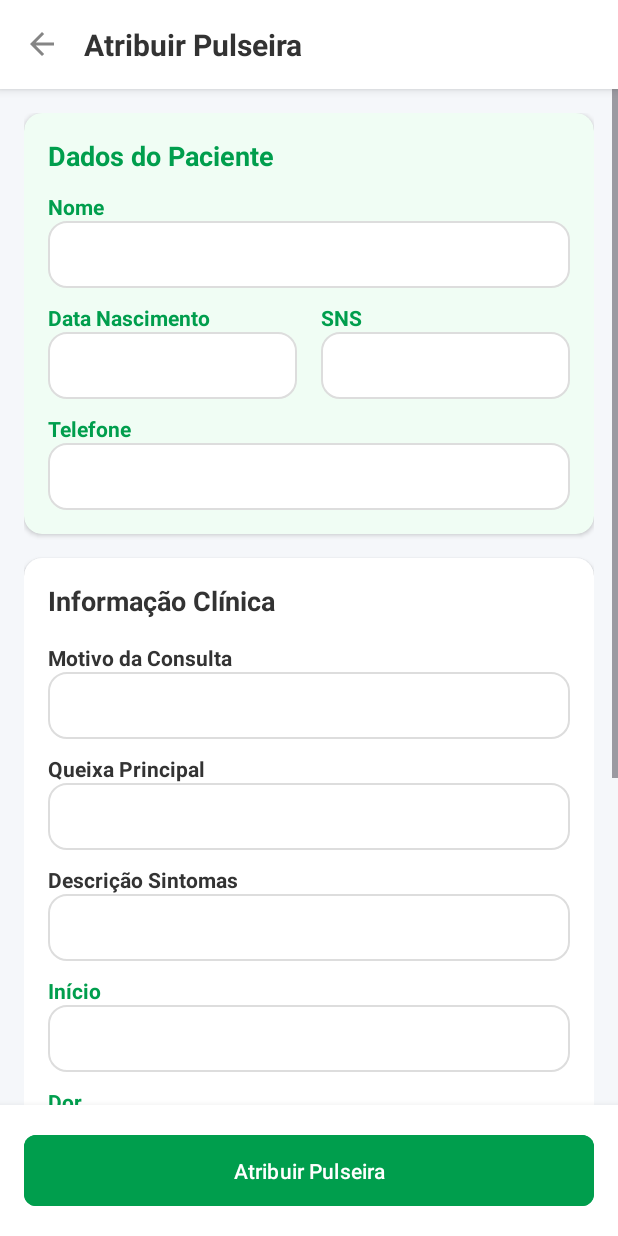
After one commit to Igreja19/EmergencySTS-Mobile, an Android app: the AtribuirPulseiraActivity screen opened directly, with no data from a screen before it, on a phone screen of 412 x 824 dp. The commit adds this screen. Run offline under Robolectric (Android 15) with nearby library versions, the phone set to English and light mode, and no system bars; our stand-ins replace Volley; 1 statement that could not run was skipped.

Commit message:
Atribuir pulseira

```diff
--- a/app/src/main/AndroidManifest.xml
+++ b/app/src/main/AndroidManifest.xml
@@ -14,12 +14,11 @@
         android:supportsRtl="true"
         android:theme="@style/Theme.EmergencySTS"
         android:usesCleartextTraffic="true">
-        <activity
-            android:name=".activities.MostrarPulseiraActivity"
-            android:exported="false" />
         <!-- 🔹 Activities -->
         <activity
             android:name=".activities.PerfilPacienteActivity"
+            android:exported="false" />
+        <activity android:name=".activities.AtribuirPulseiraActivity"
             android:exported="false" />
         <activity
             android:name=".activities.HistoricoActivity"
--- /dev/null
+++ b/app/src/main/java/pt/ipleiria/estg/dei/emergencysts/activities/AtribuirPulseiraActivity.java
@@ -0,0 +1,169 @@
+package pt.ipleiria.estg.dei.emergencysts.activities;
+
+import android.os.Bundle;
+import android.widget.ArrayAdapter;
+import android.widget.Button;
+import android.widget.EditText;
+import android.widget.ImageView;
+import android.widget.Spinner;
+import android.widget.TextView;
+import android.widget.Toast;
+
+import androidx.appcompat.app.AppCompatActivity;
+
+import com.android.volley.Request;
+import com.android.volley.toolbox.JsonObjectRequest;
+import com.android.volley.toolbox.StringRequest;
+
+import org.json.JSONObject;
+
+import java.util.HashMap;
+import java.util.Map;
+
+import pt.ipleiria.estg.dei.emergencysts.R;
+import pt.ipleiria.estg.dei.emergencysts.network.VolleySingleton;
+import pt.ipleiria.estg.dei.emergencysts.utils.SharedPrefManager;
+
+public class AtribuirPulseiraActivity extends AppCompatActivity {
+
+    // Campos da Interface
+    private EditText etNome, etDataNasc, etSNS, etTelefone;
+    private EditText etMotivo, etQueixa, etDescricao, etInicio, etDor, etAlergias, etMedicacao;
+    private Spinner spinnerPrioridade;
+    private Button btnAtribuir;
+    private String pulseiraId;
+
+    @Override
+    protected void onCreate(Bundle savedInstanceState) {
+        super.onCreate(savedInstanceState);
+        setContentView(R.layout.activity_atribuir_pulseira);
+
+        //  Inicializar as Views
+        // Dados Paciente
+        etNome = findViewById(R.id.etNome);
+        etDataNasc = findViewById(R.id.etDataNasc);
+        etSNS = findViewById(R.id.etSNS);
+        etTelefone = findViewById(R.id.etTelefone);
+
+        // Dados Triagem
+        etMotivo = findViewById(R.id.etMotivo);
+        etQueixa = findViewById(R.id.etQueixa);
+        etDescricao = findViewById(R.id.etDescricao);
+        etInicio = findViewById(R.id.etInicio);
+        etDor = findViewById(R.id.etDor);
+        etAlergias = findViewById(R.id.etAlergias);
+        etMedicacao = findViewById(R.id.etMedicacao);
+
+        spinnerPrioridade = findViewById(R.id.spinnerPrioridade);
+        btnAtribuir = findViewById(R.id.btnAtribuir);
+        ImageView btnVoltar = findViewById(R.id.btnVoltar);
+
+        //  Configurar Spinner
+        String[] cores = {"Selecione a Prioridade...", "Vermelho", "Laranja", "Amarelo", "Verde", "Azul"};
+        ArrayAdapter<String> adapter = new ArrayAdapter<>(this, android.R.layout.simple_spinner_dropdown_item, cores);
+        spinnerPrioridade.setAdapter(adapter);
+
+        // Receber ID
+        pulseiraId = getIntent().getStringExtra("pulseira_id");
+        if (pulseiraId == null) {
+            finish();
+            return;
+        }
+
+        carregarDadosTriagem();
+
+        // Listeners
+        btnVoltar.setOnClickListener(v -> finish());
+
+        btnAtribuir.setOnClickListener(v -> {
+            String prioridadeSelecionada = spinnerPrioridade.getSelectedItem().toString();
+            if (prioridadeSelecionada.equals("Selecione a Prioridade...")) {
+                Toast.makeText(this, "Selecione uma cor.", Toast.LENGTH_SHORT).show();
+            } else {
+                guardarAtribuicao(prioridadeSelecionada);
+            }
+        });
+    }
+
+    private void carregarDadosTriagem() {
+        String baseUrl = SharedPrefManager.getInstance(this).getServerUrl();
+        String accessToken = SharedPrefManager.getInstance(this).getKeyAccessToken();
+
+        String url = baseUrl + "api/pulseira/" + pulseiraId + "?expand=triagem,userprofile&access-token=" + accessToken;
+
+        JsonObjectRequest request = new JsonObjectRequest(Request.Method.GET, url, null,
+                response -> {
+                    try {
+                        //  DESEMBRULHAR
+                        JSONObject dadosPulseira = response;
+                        if (response.has("data")) {
+                            dadosPulseira = response.getJSONObject("data");
+                        }
+
+                        //  DADOS DO PACIENTE (Preencher os campos verdes)
+                        JSONObject userProfile = dadosPulseira.optJSONObject("userprofile");
+
+                        if (userProfile != null) {
+                            etNome.setText(userProfile.optString("nome", "Sem Nome"));
+                            etDataNasc.setText(userProfile.optString("datanascimento", "--"));
+                            etSNS.setText(userProfile.optString("sns", "--"));
+                            etTelefone.setText(userProfile.optString("telefone", "--"));
+                        } else {
+                            etNome.setText("Não encontrado");
+                        }
+
+                        // DADOS DA TRIAGEM
+                        JSONObject triagem = dadosPulseira.optJSONObject("triagem");
+
+                        if (triagem != null) {
+                            etMotivo.setText(triagem.optString("motivoconsulta", "-"));
+                            etQueixa.setText(triagem.optString("queixaprincipal", "-"));
+                            etDescricao.setText(triagem.optString("descricaosintomas", "-"));
+                            etInicio.setText(triagem.optString("iniciosintomas", "-"));
+                            etDor.setText(triagem.optString("intensidadedor", "-"));
+                            etAlergias.setText(triagem.optString("alergias", "Não"));
+                            etMedicacao.setText(triagem.optString("medicacao", "Nenhuma"));
+                        } else {
+                            etDescricao.setText("Sem dados de triagem.");
+                        }
+
+                    } catch (Exception e) {
+                        e.printStackTrace();
+                    }
+                },
+                error -> Toast.makeText(this, "Erro API", Toast.LENGTH_SHORT).show()
+        );
+        VolleySingleton.getInstance(this).addToRequestQueue(request);
+    }
+
+    private void guardarAtribuicao(String cor) {
+        String baseUrl = SharedPrefManager.getInstance(this).getServerUrl();
+        String accessToken = SharedPrefManager.getInstance(this).getKeyAccessToken();
+
+        String url = baseUrl + "api/pulseira/" + pulseiraId + "?access-token=" + accessToken;
+
+        StringRequest request = new StringRequest(Request.Method.PUT, url,
+                response -> {
+                    Toast.makeText(this, "Atribuída com sucesso!", Toast.LENGTH_LONG).show();
+                    finish();
+                },
+                error -> Toast.makeText(this, "Erro ao guardar", Toast.LENGTH_SHORT).show()
+        ) {
+            @Override
+            public Map<String, String> getHeaders() {
+                Map<String, String> headers = new HashMap<>();
+                headers.put("Content-Type", "application/x-www-form-urlencoded");
+                return headers;
+            }
+
+            @Override
+            protected Map<String, String> getParams() {
+                Map<String, String> params = new HashMap<>();
+                params.put("prioridade", cor);
+                params.put("status", "Em espera");
+                return params;
+            }
+        };
+        VolleySingleton.getInstance(this).addToRequestQueue(request);
+    }
+}
--- a/app/src/main/java/pt/ipleiria/estg/dei/emergencysts/activities/PacienteActivity.java
+++ b/app/src/main/java/pt/ipleiria/estg/dei/emergencysts/activities/PacienteActivity.java
@@ -42,7 +42,7 @@ public class PacienteActivity extends AppCompatActivity {
         Toast.makeText(this, "Bem-vindo, " + username + "!", Toast.LENGTH_LONG).show();
 
         // 🔹 Eventos de clique
-        cardPulseira.setOnClickListener(v -> startActivity(new Intent(this, MostrarPulseiraActivity.class)));
+        cardPulseira.setOnClickListener(v -> startActivity(new Intent(this, PulseirasActivity.class)));
         cardHistorico.setOnClickListener(v -> startActivity(new Intent(this, HistoricoActivity.class)));
         cardPerfil.setOnClickListener(v -> startActivity(new Intent(this, PerfilPacienteActivity.class)));
     }
--- a/app/src/main/java/pt/ipleiria/estg/dei/emergencysts/adapters/PulseiraAdapter.java
+++ b/app/src/main/java/pt/ipleiria/estg/dei/emergencysts/adapters/PulseiraAdapter.java
@@ -66,7 +66,7 @@ public class PulseiraAdapter extends BaseAdapter {
 
         holder.tvHora.setText(pulseira.getHora() != null ? pulseira.getHora() : "--:--");
 
-        holder.tvStatus.setText("Pendente");
+        holder.tvStatus.setText(pulseira.getPrioridade());
         holder.tvStatus.setBackgroundResource(R.drawable.bg_chip_pendente);
         holder.imgDot.setColorFilter(Color.parseColor("#9E9E9E"));
 
--- /dev/null
+++ b/app/src/main/res/layout/activity_atribuir_pulseira.xml
@@ -0,0 +1,172 @@
+<?xml version="1.0" encoding="utf-8"?>
+<LinearLayout xmlns:android="http://schemas.android.com/apk/res/android"
+    xmlns:app="http://schemas.android.com/apk/res-auto"
+    android:layout_width="match_parent"
+    android:layout_height="match_parent"
+    android:orientation="vertical"
+    android:background="#F5F7FA">
+
+    <LinearLayout
+        android:id="@+id/header"
+        android:layout_width="match_parent"
+        android:layout_height="wrap_content"
+        android:background="#FFFFFF"
+        android:padding="16dp"
+        android:elevation="4dp"
+        android:gravity="center_vertical">
+
+        <ImageView
+            android:id="@+id/btnVoltar"
+            android:layout_width="24dp"
+            android:layout_height="24dp"
+            android:src="@drawable/ic_voltaratras"
+            app:tint="#333333"/>
+
+        <TextView
+            android:layout_width="wrap_content"
+            android:layout_height="wrap_content"
+            android:layout_marginStart="16dp"
+            android:text="Atribuir Pulseira"
+            android:textSize="20sp"
+            android:textStyle="bold"
+            android:textColor="#333333"/>
+    </LinearLayout>
+
+    <ScrollView
+        android:layout_width="match_parent"
+        android:layout_height="0dp"
+        android:layout_weight="1"
+        android:fillViewport="true">
+
+        <LinearLayout
+            android:layout_width="match_parent"
+            android:layout_height="wrap_content"
+            android:orientation="vertical"
+            android:padding="16dp">
+
+            <androidx.cardview.widget.CardView
+                android:layout_width="match_parent"
+                android:layout_height="wrap_content"
+                app:cardCornerRadius="12dp"
+                app:cardElevation="2dp"
+                app:cardBackgroundColor="#F0FDF4"
+                android:layout_marginBottom="16dp">
+
+                <LinearLayout
+                    android:layout_width="match_parent"
+                    android:layout_height="wrap_content"
+                    android:orientation="vertical"
+                    android:padding="16dp">
+
+                    <TextView
+                        android:text="Dados do Paciente"
+                        android:textColor="#009E4D"
+                        android:textStyle="bold"
+                        android:textSize="18sp"
+                        android:layout_width="wrap_content"
+                        android:layout_height="wrap_content"
+                        android:layout_marginBottom="12dp"/>
+
+                    <TextView android:text="Nome" android:textColor="#009E4D" android:textStyle="bold" android:layout_width="wrap_content" android:layout_height="wrap_content"/>
+                    <EditText android:id="@+id/etNome" android:enabled="false" android:background="@drawable/edittext_bg" android:padding="10dp" android:textColor="#333" android:layout_width="match_parent" android:layout_height="wrap_content" android:layout_marginBottom="10dp"/>
+
+                    <LinearLayout
+                        android:layout_width="match_parent"
+                        android:layout_height="wrap_content"
+                        android:orientation="horizontal">
+
+                        <LinearLayout
+                            android:layout_width="0dp"
+                            android:layout_weight="1"
+                            android:layout_height="wrap_content"
+                            android:orientation="vertical"
+                            android:layout_marginEnd="8dp">
+                            <TextView android:text="Data Nascimento" android:textColor="#009E4D" android:textStyle="bold" android:layout_width="wrap_content" android:layout_height="wrap_content"/>
+                            <EditText android:id="@+id/etDataNasc" android:enabled="false" android:background="@drawable/edittext_bg" android:padding="10dp" android:textColor="#333" android:layout_width="match_parent" android:layout_height="wrap_content"/>
+                        </LinearLayout>
+
+                        <LinearLayout
+                            android:layout_width="0dp"
+                            android:layout_weight="1"
+                            android:layout_height="wrap_content"
+                            android:orientation="vertical"
+                            android:layout_marginStart="8dp">
+                            <TextView android:text="SNS" android:textColor="#009E4D" android:textStyle="bold" android:layout_width="wrap_content" android:layout_height="wrap_content"/>
+                            <EditText android:id="@+id/etSNS" android:enabled="false" android:background="@drawable/edittext_bg" android:padding="10dp" android:textColor="#333" android:layout_width="match_parent" android:layout_height="wrap_content"/>
+                        </LinearLayout>
+                    </LinearLayout>
+
+                    <TextView android:text="Telefone" android:textColor="#009E4D" android:textStyle="bold" android:layout_width="wrap_content" android:layout_height="wrap_content" android:layout_marginTop="10dp"/>
+                    <EditText android:id="@+id/etTelefone" android:enabled="false" android:background="@drawable/edittext_bg" android:padding="10dp" android:textColor="#333" android:layout_width="match_parent" android:layout_height="wrap_content"/>
+
+                </LinearLayout>
+            </androidx.cardview.widget.CardView>
+
+            <androidx.cardview.widget.CardView
+                android:layout_width="match_parent"
+                android:layout_height="wrap_content"
+                app:cardCornerRadius="12dp"
+                app:cardElevation="2dp"
+                app:cardBackgroundColor="#FFFFFF">
+
+                <LinearLayout
+                    android:layout_width="match_parent"
+                    android:layout_height="wrap_content"
+                    android:orientation="vertical"
+                    android:padding="16dp">
+
+                    <TextView
+                        android:text="Informação Clínica"
+                        android:textColor="#333333"
+                        android:textStyle="bold"
+                        android:textSize="18sp"
+                        android:layout_width="wrap_content"
+                        android:layout_height="wrap_content"
+                        android:layout_marginBottom="16dp"/>
+
+                    <TextView android:text="Motivo da Consulta" android:textColor="#333" android:textStyle="bold" android:layout_width="wrap_content" android:layout_height="wrap_content"/>
+                    <EditText android:id="@+id/etMotivo" android:enabled="false" android:background="@drawable/edittext_bg" android:padding="10dp" android:textColor="#333" android:layout_width="match_parent" android:layout_height="wrap_content" android:layout_marginBottom="10dp"/>
+
+                    <TextView android:text="Queixa Principal" android:textColor="#333" android:textStyle="bold" android:layout_width="wrap_content" android:layout_height="wrap_content"/>
+                    <EditText android:id="@+id/etQueixa" android:enabled="false" android:background="@drawable/edittext_bg" android:padding="10dp" android:textColor="#333" android:layout_width="match_parent" android:layout_height="wrap_content" android:layout_marginBottom="10dp"/>
+
+                    <TextView android:text="Descrição Sintomas" android:textColor="#333" android:textStyle="bold" android:layout_width="wrap_content" android:layout_height="wrap_content"/>
+                    <EditText android:id="@+id/etDescricao" android:enabled="false" android:background="@drawable/edittext_bg" android:padding="10dp" android:textColor="#333" android:layout_width="match_parent" android:layout_height="wrap_content" android:layout_marginBottom="10dp"/>
+
+                    <TextView android:text="Início" android:textColor="#009E4D" android:textStyle="bold" android:layout_width="wrap_content" android:layout_height="wrap_content"/>
+                    <EditText android:id="@+id/etInicio" android:enabled="false" android:background="@drawable/edittext_bg" android:padding="10dp" android:textColor="#333" android:layout_width="match_parent" android:layout_height="wrap_content" android:layout_marginBottom="10dp"/>
+
+                    <TextView android:text="Dor" android:textColor="#009E4D" android:textStyle="bold" android:layout_width="wrap_content" android:layout_height="wrap_content"/>
+                    <EditText android:id="@+id/etDor" android:enabled="false" android:background="@drawable/edittext_bg" android:padding="10dp" android:textColor="#333" android:layout_width="match_parent" android:layout_height="wrap_content" android:layout_marginBottom="10dp"/>
+
+                    <TextView android:text="Alergias" android:textColor="#009E4D" android:textStyle="bold" android:layout_width="wrap_content" android:layout_height="wrap_content"/>
+                    <EditText android:id="@+id/etAlergias" android:enabled="false" android:background="@drawable/edittext_bg" android:padding="10dp" android:textColor="#333" android:layout_width="match_parent" android:layout_height="wrap_content" android:layout_marginBottom="10dp"/>
+
+                    <TextView android:text="Medicação" android:textColor="#009E4D" android:textStyle="bold" android:layout_width="wrap_content" android:layout_height="wrap_content"/>
+                    <EditText android:id="@+id/etMedicacao" android:enabled="false" android:background="@drawable/edittext_bg" android:padding="10dp" android:textColor="#333" android:layout_width="match_parent" android:layout_height="wrap_content" android:layout_marginBottom="10dp"/>
+
+                    <TextView android:text="Prioridade *" android:textColor="#333" android:textStyle="bold" android:layout_width="wrap_content" android:layout_height="wrap_content" android:layout_marginTop="10dp"/>
+                    <Spinner android:id="@+id/spinnerPrioridade" android:background="@drawable/edittext_bg" android:padding="4dp" android:layout_width="match_parent" android:layout_height="50dp"/>
+
+                </LinearLayout>
+            </androidx.cardview.widget.CardView>
+        </LinearLayout>
+    </ScrollView>
+
+    <LinearLayout
+        android:layout_width="match_parent"
+        android:layout_height="wrap_content"
+        android:background="#FFFFFF"
+        android:padding="16dp"
+        android:elevation="8dp">
+        <Button
+            android:id="@+id/btnAtribuir"
+            android:layout_width="match_parent"
+            android:layout_height="wrap_content"
+            android:backgroundTint="#009E4D"
+            android:padding="14dp"
+            android:text="Atribuir Pulseira"
+            android:textColor="#FFFFFF"
+            app:cornerRadius="8dp"/>
+    </LinearLayout>
+</LinearLayout>
--- a/app/src/main/res/values/strings.xml
+++ b/app/src/main/res/values/strings.xml
@@ -14,5 +14,7 @@
     <string name="historico_triagem">Histórico Triagem</string>
     <string name="consultar_paciente">Consultar Paciente</string>
     <string name="mostrar_pulseira">Mostrar Pulseiras</string>
+    <string name="pulseiras_pendentes">Pulseiras pendentes</string>
+    <string name="pacientes_em_espera">Pacientes em espera</string>
     <string name="perfil">Ver Perfil</string>
 </resources>
```
Also changed, not shown: app/src/main/java/pt/ipleiria/estg/dei/emergencysts/HistoricoActivity.java (deleted, +0 -18 lines), app/src/main/java/pt/ipleiria/estg/dei/emergencysts/MostrarPulseiraActivity.java (deleted, +0 -24 lines), app/src/main/java/pt/ipleiria/estg/dei/emergencysts/PerfilPacienteActivity.java (deleted, +0 -14 lines), app/src/main/java/pt/ipleiria/estg/dei/emergencysts/PulseiraActivity.java (deleted, +0 -19 lines), app/src/main/java/pt/ipleiria/estg/dei/emergencysts/activities/MostrarPulseiraActivity.java (deleted, +0 -26 lines), app/src/main/java/pt/ipleiria/estg/dei/emergencysts/activities/PulseirasActivity.java (+34 -34 lines), app/src/main/res/layout/activity_pulseiras.xml (+31 -5 lines).
